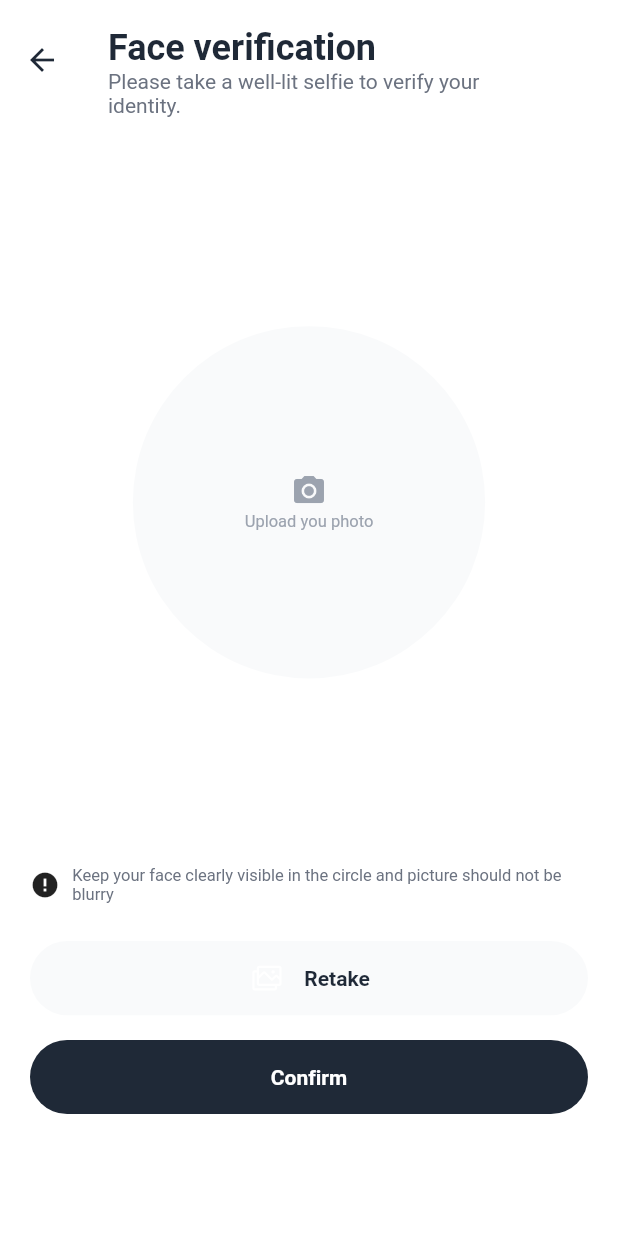
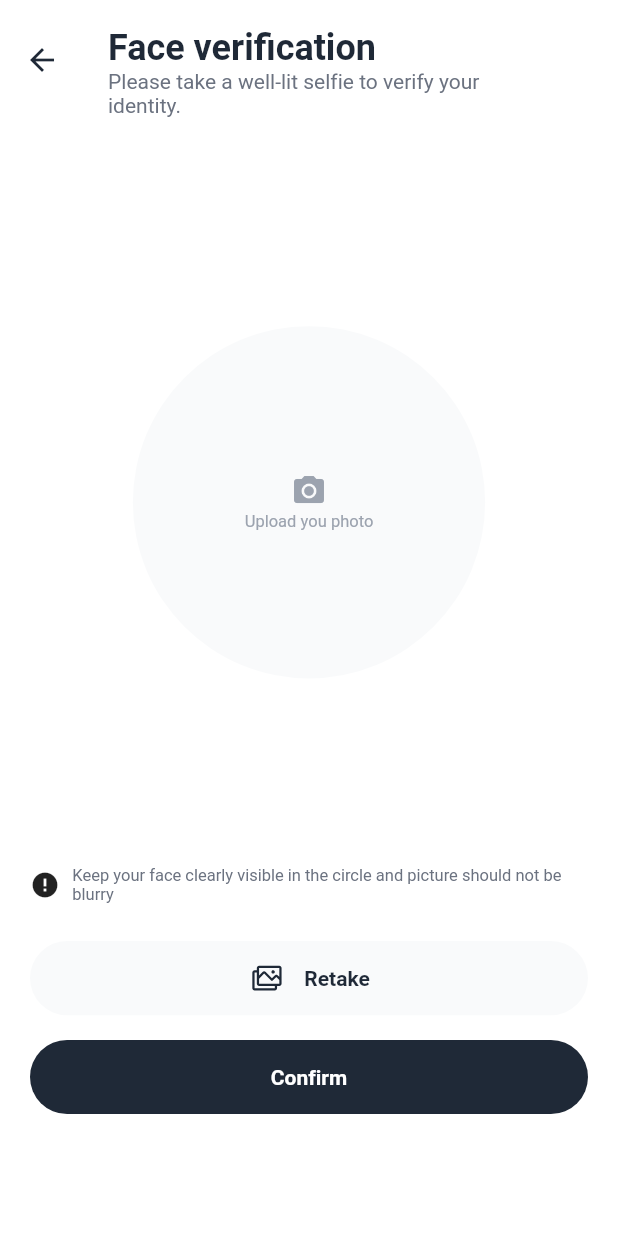
Before and after one commit to AbdulMoiz5702/ripe_app, a Flutter app: the FaceVerificationScreen screen opened directly, on a phone screen of 412 x 824 dp. Run offline on Flutter 3.47's test engine with Material 3 defaults, Android fonts, the phone set to English and light mode, and no system bars; our stand-ins replace firebase_core, flutter_rating_bar, flutter_secure_storage, flutter_svg, image_picker, local_auth and 1 more; missing offline and left inert: scroll_indicator, zego_uikit_prebuilt_call, zego_uikit_signaling_plugin; accounts and stored records are empty; Roboto replaces fonts that are missing (Nunito Sans).

Commit message:
only pull

```diff
--- a/lib/resubale_widgets/CustomButton.dart
+++ b/lib/resubale_widgets/CustomButton.dart
@@ -146,7 +146,6 @@ class LocationAccessButton extends StatelessWidget {
   final IconData iconData;
   final Color titleColor;
   final Color tileColor;
-  final Color iamgepathColor;
   final FontWeight weight;
 
   const LocationAccessButton(
@@ -156,10 +155,9 @@ class LocationAccessButton extends StatelessWidget {
       required this.onTap,
       this.width = 0.7,
       this.color = buttonColor,
-        this.iamgepathColor = whiteColor,
       this.height = 0.06,
       this.borderRadius = 10,
-        this.tileColor = primaryTextColor,
+        this.tileColor = textButtonColor,
       this.iconData = Icons.place_outlined,
       this.titleColor = textButtonColor,
       this.weight = FontWeight.w400,
@@ -183,7 +181,7 @@ class LocationAccessButton extends StatelessWidget {
           crossAxisAlignment: CrossAxisAlignment.center,
           children: [
             isImagePath == true
-                ? SvgPicture.asset(imagePath, color: iamgepathColor, )
+                ? SvgPicture.asset(imagePath, )
                 : Icon(
                     iconData,
                     color: tileColor,
```
